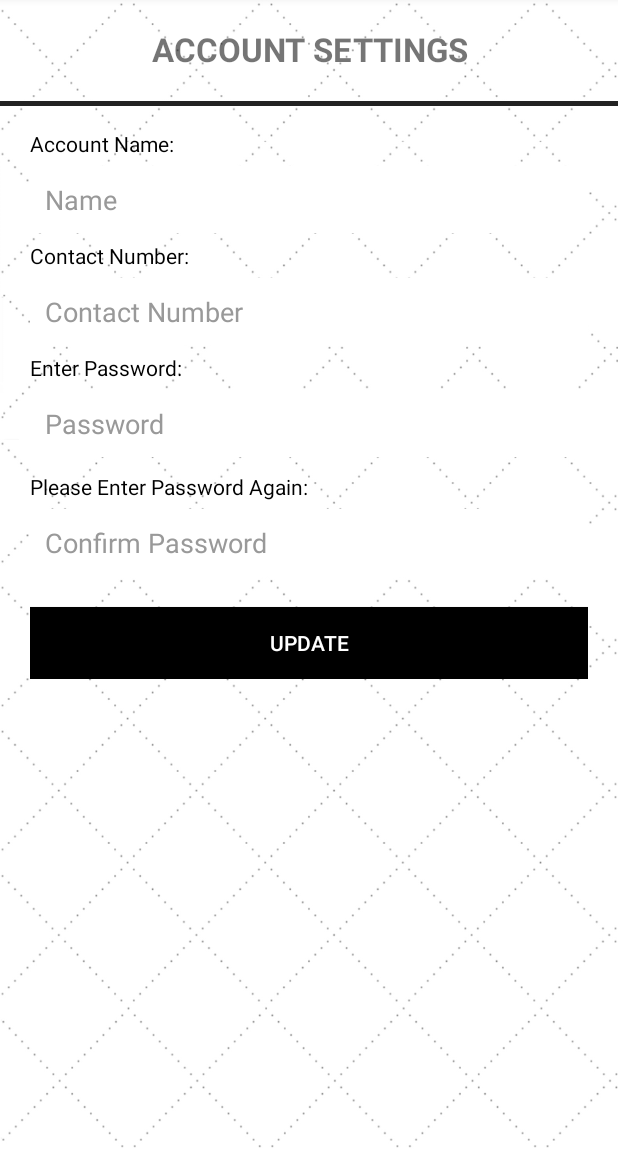
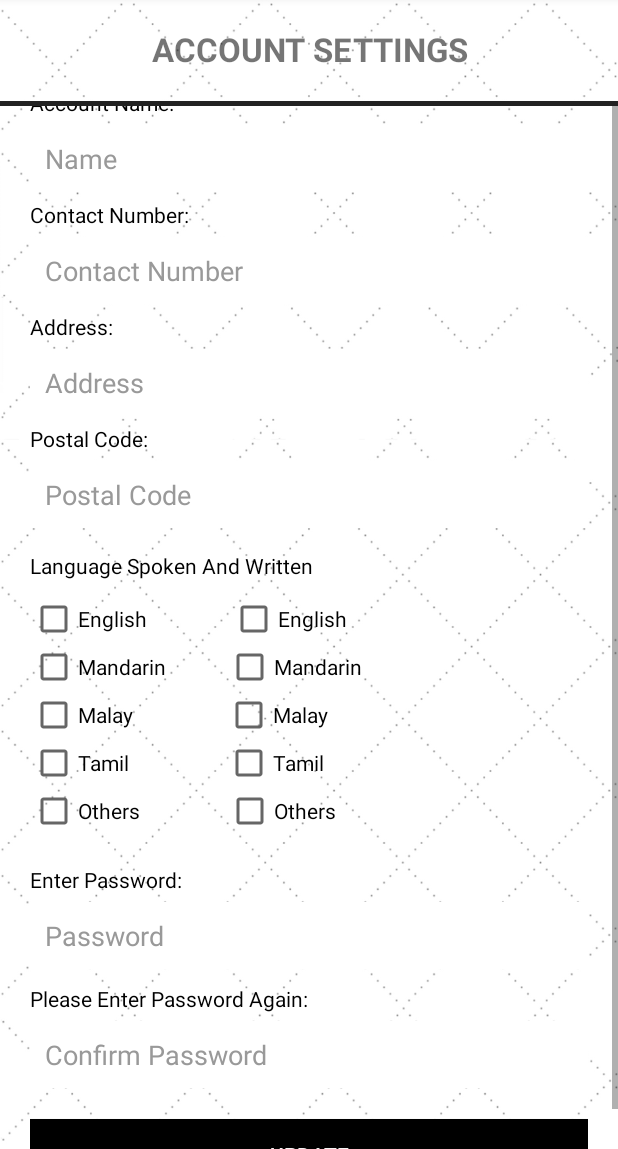
Before and after one commit to injomi/MatchIt, an Android app: the fragment Setting placed in its activity, on a phone screen of 412 x 824 dp, the part 87-1236 px from its top. Run offline under Robolectric (Android 15) with nearby library versions, the phone set to English and light mode, and no system bars; our stand-ins replace Firebase (no records; nobody signed in at launch, a user with empty details on screens opened directly); 1 statement that could not run was skipped.

Commit message:
Settings layout and icon

```diff
--- a/app/src/main/java/com/example/matchit/EventDetails.java
+++ b/app/src/main/java/com/example/matchit/EventDetails.java
@@ -43,7 +43,6 @@ public class EventDetails extends Fragment implements  View.OnClickListener {
     Button regEvent;
     Button cancelEvent;
     TextView tv_description;
-    TextView tv_category;
     TextView tv_name;
     TextView tv_location;
     Spinner sp_sessions;
--- a/app/src/main/java/com/example/matchit/Setting.java
+++ b/app/src/main/java/com/example/matchit/Setting.java
@@ -17,7 +17,7 @@ public class Setting extends Fragment {
     @Nullable
     @Override
     public View onCreateView(LayoutInflater inflater, @Nullable ViewGroup container, Bundle savedInstanceState) {
-        myView = inflater.inflate(R.layout.setting, container, false);
+        myView = inflater.inflate(R.layout.individualsetting, container, false);
 
         //return super.onCreateView(inflater, container, savedInstanceState);
         return myView;
--- a/app/src/main/java/com/example/matchit/app/AppConfig.java
+++ b/app/src/main/java/com/example/matchit/app/AppConfig.java
@@ -2,11 +2,11 @@ package com.example.matchit.app;
 
 public class AppConfig {
     // Server user login url
-    public static String URL_LOGIN = "http://192.168.1.109/matchit/login.php";
+    public static String URL_LOGIN = "http://192.168.1.110/matchit/login.php";
 
     // Server user register url
-    public static String URL_REGISTER = "http://192.168.1.109/matchit/register.php";
+    public static String URL_REGISTER = "http://192.168.1.110/matchit/register.php";
 
     //Event probe
-    public static String URL_EVENTS = "http://192.168.1.109/matchit/events.php";
+    public static String URL_EVENTS = "http://192.168.1.110/matchit/events.php";
 }
--- /dev/null
+++ b/app/src/main/res/layout/individualsetting.xml
@@ -0,0 +1,315 @@
+<?xml version="1.0" encoding="utf-8"?>
+<LinearLayout xmlns:android="http://schemas.android.com/apk/res/android"
+    android:layout_width="match_parent"
+    android:layout_height="match_parent"
+    android:gravity="top"
+    android:orientation="vertical">
+
+    <TextView
+        android:id="@+id/accountSettings"
+        android:layout_width="fill_parent"
+        android:layout_height="wrap_content"
+        android:layout_alignParentTop="true"
+        android:layout_centerHorizontal="true"
+        android:gravity="center"
+        android:padding="20dip"
+        android:text="ACCOUNT SETTINGS"
+        android:textSize="22sp"
+        android:textStyle="bold" />
+
+    <View
+        android:id="@+id/view"
+        android:layout_width="fill_parent"
+        android:layout_height="3dp"
+        android:layout_below="@+id/accountSettings"
+        android:background="@color/input_login" />
+
+    <ScrollView
+        android:id="@+id/scrollView1"
+        android:layout_width="match_parent"
+        android:layout_height="match_parent"
+        android:fillViewport="true" >
+
+    <LinearLayout
+        android:layout_width="fill_parent"
+        android:layout_height="wrap_content"
+        android:layout_gravity="center"
+        android:orientation="vertical"
+        android:paddingLeft="20dp"
+        android:paddingRight="20dp">
+
+        <TextView
+            android:paddingTop="15dp"
+            android:id="@+id/textView"
+            android:layout_width="wrap_content"
+            android:layout_height="wrap_content"
+            android:layout_below="@id/textView"
+            android:paddingBottom="5dp"
+            android:text="Account Name: "
+            android:textColor="@color/colorBlack"/>
+
+        <EditText
+            android:id="@+id/accountName"
+            android:layout_width="fill_parent"
+            android:layout_height="wrap_content"
+            android:layout_marginBottom="5dp"
+            android:background="@color/white"
+            android:hint="@string/account_name"
+            android:inputType="text"
+            android:padding="10dp"
+            android:singleLine="true"
+            android:textColor="@color/input_login"
+            android:textColorHint="@color/input_login_hint" />
+
+        <TextView
+            android:id="@+id/textView1"
+            android:layout_width="wrap_content"
+            android:layout_height="wrap_content"
+            android:paddingBottom="5dp"
+            android:text="Contact Number: "
+            android:textColor="@color/colorBlack"/>
+
+        <EditText
+            android:id="@+id/accountContactNumber"
+            android:layout_width="fill_parent"
+            android:layout_height="wrap_content"
+            android:layout_marginBottom="5dp"
+            android:background="@color/white"
+            android:hint="@string/account_contactnumber"
+            android:inputType="number"
+            android:padding="10dp"
+            android:singleLine="true"
+            android:textColor="@color/input_login"
+            android:textColorHint="@color/input_login_hint" />
+
+        <TextView
+            android:id="@+id/textView2"
+            android:layout_width="wrap_content"
+            android:layout_height="wrap_content"
+            android:paddingBottom="5dp"
+            android:text="Address: "
+            android:textColor="@color/colorBlack"/>
+
+        <EditText
+            android:id="@+id/accountAddress"
+            android:layout_width="fill_parent"
+            android:layout_height="wrap_content"
+            android:layout_marginBottom="5dp"
+            android:background="@color/white"
+            android:hint="@string/account_address"
+            android:inputType="text"
+            android:padding="10dp"
+            android:singleLine="true"
+            android:textColor="@color/input_login"
+            android:textColorHint="@color/input_login_hint" />
+
+        <TextView
+            android:id="@+id/textView3"
+            android:layout_width="wrap_content"
+            android:layout_height="wrap_content"
+            android:paddingBottom="5dp"
+            android:text="Postal Code: "
+            android:textColor="@color/colorBlack"/>
+
+        <EditText
+            android:id="@+id/accountPostalCode"
+            android:layout_width="fill_parent"
+            android:layout_height="wrap_content"
+            android:layout_marginBottom="5dp"
+            android:background="@color/white"
+            android:hint="@string/account_postalcode"
+            android:inputType="number"
+            android:padding="10dp"
+            android:singleLine="true"
+            android:textColor="@color/input_login"
+            android:textColorHint="@color/input_login_hint" />
+
+        <TextView
+            android:id="@+id/languageTextView"
+            android:layout_width="match_parent"
+            android:layout_height="wrap_content"
+            android:text="@string/languagespoken"
+            android:textColor="@color/colorBlack"
+            android:paddingTop="10dp"
+            android:paddingBottom="10dp"/>
+
+        <LinearLayout
+            android:layout_width="match_parent"
+            android:layout_height="wrap_content">
+
+            <CheckBox
+                android:id="@+id/checkBoxEnglish"
+                android:layout_width="wrap_content"
+                android:layout_height="wrap_content"
+                android:onClick="onCheckboxClicked"
+                android:paddingRight="55dp"
+                android:tag="English"
+                android:text="English"
+                android:textColor="@color/colorBlack"
+                />
+
+            <CheckBox
+                android:id="@+id/checkBoxEnglishWritten"
+                android:layout_width="wrap_content"
+                android:layout_height="wrap_content"
+                android:onClick="onCheckboxClicked"
+                android:tag="English"
+                android:text="English"
+                android:textColor="@color/colorBlack"
+                />
+
+        </LinearLayout>
+
+        <LinearLayout
+            android:layout_width="match_parent"
+            android:layout_height="wrap_content">
+
+            <CheckBox
+                android:id="@+id/checkBoxMandarin"
+                android:layout_width="wrap_content"
+                android:layout_height="wrap_content"
+                android:text="Mandarin"
+                android:textColor="@color/colorBlack"
+                android:tag="Mandarin"
+                android:onClick="onCheckboxClicked"
+                android:paddingRight = "40dp"/>
+
+            <CheckBox
+                android:id="@+id/checkBoxMandarinWritten"
+                android:layout_width="wrap_content"
+                android:layout_height="wrap_content"
+                android:text="Mandarin"
+                android:textColor="@color/colorBlack"
+                android:tag="Mandarin"
+                android:onClick="onCheckboxClicked"/>
+        </LinearLayout>
+
+        <LinearLayout
+            android:layout_width="match_parent"
+            android:layout_height="wrap_content">
+
+            <CheckBox
+                android:id="@+id/checkBoxMalay"
+                android:layout_width="wrap_content"
+                android:layout_height="wrap_content"
+                android:text="Malay"
+                android:textColor="@color/colorBlack"
+                android:tag="Malay"
+                android:onClick="onCheckboxClicked"
+                android:paddingRight = "61dp"/>
+
+            <CheckBox
+                android:id="@+id/checkBoxMalayWritten"
+                android:layout_width="wrap_content"
+                android:layout_height="wrap_content"
+                android:text="Malay"
+                android:textColor="@color/colorBlack"
+                android:tag="Malay"
+                android:onClick="onCheckboxClicked"/>
+        </LinearLayout>
+
+        <LinearLayout
+            android:layout_width="match_parent"
+            android:layout_height="wrap_content">
+
+            <CheckBox
+                android:id="@+id/checkBoxTamil"
+                android:layout_width="wrap_content"
+                android:layout_height="wrap_content"
+                android:text="Tamil"
+                android:textColor="@color/colorBlack"
+                android:tag="Tamil"
+                android:onClick="onCheckboxClicked"
+                android:paddingRight = "64dp"/>
+
+            <CheckBox
+                android:id="@+id/checkBoxTamilWritten"
+                android:layout_width="wrap_content"
+                android:layout_height="wrap_content"
+                android:text="Tamil"
+                android:textColor="@color/colorBlack"
+                android:tag="Tamil"
+                android:onClick="onCheckboxClicked"/>
+        </LinearLayout>
+
+        <LinearLayout
+            android:layout_width="match_parent"
+            android:layout_height="wrap_content">
+
+            <CheckBox
+                android:id="@+id/checkBoxOthers"
+                android:layout_width="wrap_content"
+                android:layout_height="wrap_content"
+                android:text="Others"
+                android:textColor="@color/colorBlack"
+                android:tag="Others"
+                android:onClick="onCheckboxClicked"
+                android:paddingRight = "57dp"/>
+
+            <CheckBox
+                android:id="@+id/checkBoxOthersWritten"
+                android:layout_width="wrap_content"
+                android:layout_height="wrap_content"
+                android:text="Others"
+                android:textColor="@color/colorBlack"
+                android:tag="Others"
+                android:onClick="onCheckboxClicked"/>
+        </LinearLayout>
+
+        <TextView
+            android:id="@+id/textView4"
+            android:layout_width="wrap_content"
+            android:layout_height="wrap_content"
+            android:paddingBottom="5dp"
+            android:text="Enter Password:"
+            android:textColor="@color/colorBlack"
+            android:paddingTop="20dp"/>
+
+        <EditText
+            android:id="@+id/accountPassword"
+            android:layout_width="fill_parent"
+            android:layout_height="wrap_content"
+            android:layout_marginBottom="10dp"
+            android:background="@color/white"
+            android:hint="@string/account_password"
+            android:inputType="textPassword"
+            android:padding="10dp"
+            android:singleLine="true"
+            android:textColor="@color/input_login"
+            android:textColorHint="@color/input_login_hint" />
+
+        <TextView
+            android:id="@+id/textView5"
+            android:layout_width="wrap_content"
+            android:layout_height="wrap_content"
+            android:paddingBottom="5dp"
+            android:text="Please Enter Password Again: "
+            android:textColor="@color/colorBlack"/>
+
+        <EditText
+            android:id="@+id/accountCfmPassword"
+            android:layout_width="fill_parent"
+            android:layout_height="wrap_content"
+            android:layout_marginBottom="5dp"
+            android:background="@color/white"
+            android:hint="@string/account_confirmpassword"
+            android:inputType="textPassword"
+            android:padding="10dp"
+            android:singleLine="true"
+            android:textColor="@color/input_login"
+            android:textColorHint="@color/input_login_hint" />
+
+
+        <Button
+            android:id="@+id/btnUpdate"
+            android:layout_width="fill_parent"
+            android:layout_height="wrap_content"
+            android:layout_marginTop="15dip"
+            android:background="#000000"
+            android:text="@string/update"
+            android:textColor="#FFFFFF" />
+
+    </LinearLayout>
+    </ScrollView>
+
+</LinearLayout>
--- a/app/src/main/res/layout/setting.xml
+++ /dev/null
@@ -1,133 +0,0 @@
-<?xml version="1.0" encoding="utf-8"?>
-<LinearLayout xmlns:android="http://schemas.android.com/apk/res/android"
-    android:layout_width="match_parent"
-    android:layout_height="match_parent"
-    android:gravity="top"
-    android:orientation="vertical">
-
-    <TextView
-        android:id="@+id/accountSettings"
-        android:layout_width="fill_parent"
-        android:layout_height="wrap_content"
-        android:layout_alignParentTop="true"
-        android:layout_centerHorizontal="true"
-        android:gravity="center"
-        android:padding="20dip"
-        android:text="ACCOUNT SETTINGS"
-        android:textSize="22sp"
-        android:textStyle="bold" />
-
-    <View
-        android:id="@+id/view"
-        android:layout_width="fill_parent"
-        android:layout_height="3dp"
-        android:layout_below="@+id/accountSettings"
-        android:background="@color/input_login" />
-
-    <LinearLayout
-        android:layout_width="fill_parent"
-        android:layout_height="wrap_content"
-        android:layout_gravity="center"
-        android:orientation="vertical"
-        android:paddingLeft="20dp"
-        android:paddingRight="20dp">
-
-        <TextView
-            android:paddingTop="15dp"
-            android:id="@+id/textView"
-            android:layout_width="wrap_content"
-            android:layout_height="wrap_content"
-            android:layout_below="@id/textView"
-            android:paddingBottom="5dp"
-            android:text="Account Name: "
-            android:textColor="@color/colorBlack"/>
-
-        <EditText
-            android:id="@+id/accountName"
-            android:layout_width="fill_parent"
-            android:layout_height="wrap_content"
-            android:layout_marginBottom="5dp"
-            android:background="@color/white"
-            android:hint="@string/account_name"
-            android:inputType="text"
-            android:padding="10dp"
-            android:singleLine="true"
-            android:textColor="@color/input_login"
-            android:textColorHint="@color/input_login_hint" />
-
-        <TextView
-            android:id="@+id/textView1"
-            android:layout_width="wrap_content"
-            android:layout_height="wrap_content"
-            android:paddingBottom="5dp"
-            android:text="Contact Number: "
-            android:textColor="@color/colorBlack"/>
-
-        <EditText
-            android:id="@+id/accountContactNumber"
-            android:layout_width="fill_parent"
-            android:layout_height="wrap_content"
-            android:layout_marginBottom="5dp"
-            android:background="@color/white"
-            android:hint="@string/account_contactnumber"
-            android:inputType="number"
-            android:padding="10dp"
-            android:singleLine="true"
-            android:textColor="@color/input_login"
-            android:textColorHint="@color/input_login_hint" />
-
-        <TextView
-            android:id="@+id/textView2"
-            android:layout_width="wrap_content"
-            android:layout_height="wrap_content"
-            android:paddingBottom="5dp"
-            android:text="Enter Password:"
-            android:textColor="@color/colorBlack"/>
-
-        <EditText
-            android:id="@+id/accountPassword"
-            android:layout_width="fill_parent"
-            android:layout_height="wrap_content"
-            android:layout_marginBottom="10dp"
-            android:background="@color/white"
-            android:hint="@string/account_password"
-            android:inputType="textPassword"
-            android:padding="10dp"
-            android:singleLine="true"
-            android:textColor="@color/input_login"
-            android:textColorHint="@color/input_login_hint" />
-
-        <TextView
-            android:id="@+id/textView3"
-            android:layout_width="wrap_content"
-            android:layout_height="wrap_content"
-            android:paddingBottom="5dp"
-            android:text="Please Enter Password Again: "
-            android:textColor="@color/colorBlack"/>
-
-        <EditText
-            android:id="@+id/accountCfmPassword"
-            android:layout_width="fill_parent"
-            android:layout_height="wrap_content"
-            android:layout_marginBottom="5dp"
-            android:background="@color/white"
-            android:hint="@string/account_confirmpassword"
-            android:inputType="textPassword"
-            android:padding="10dp"
-            android:singleLine="true"
-            android:textColor="@color/input_login"
-            android:textColorHint="@color/input_login_hint" />
-
-
-        <Button
-            android:id="@+id/btnUpdate"
-            android:layout_width="fill_parent"
-            android:layout_height="wrap_content"
-            android:layout_marginTop="15dip"
-            android:background="#000000"
-            android:text="@string/update"
-            android:textColor="#FFFFFF" />
-
-    </LinearLayout>
-
-</LinearLayout>
--- a/app/src/main/res/values/strings.xml
+++ b/app/src/main/res/values/strings.xml
@@ -29,9 +29,13 @@
     <string name="card_view_event_name">Event Name</string>
     //Settings
     <string name="account_name">Name</string>
-    <string name="account_contactnumber">Contact Number</string>
+    <string name="account_contactnumber">Contact Number</string>\
+    <string name="account_address">Address</string>
+    <string name="account_postalcode">Postal Code</string>
     <string name="account_password">Password</string>
     <string name="account_confirmpassword">Confirm Password</string>
+    <string name="org_name">Organization Name</string>
+    <string name="org_uen">UEN Number</string>
     <string name="update">Update</string>
 
     <string name="navigation_drawer_open">Open navigation drawer</string>
```
Also changed, not shown: app/src/main/res/layout/activity_register_2.xml (+4 -4 lines), app/src/main/res/layout/card_view_event.xml (+39 -22 lines), app/src/main/res/layout/organizationsettings.xml (added, +184 -0 lines), app/src/main/res/drawable-v21/progressicon.png (added).
